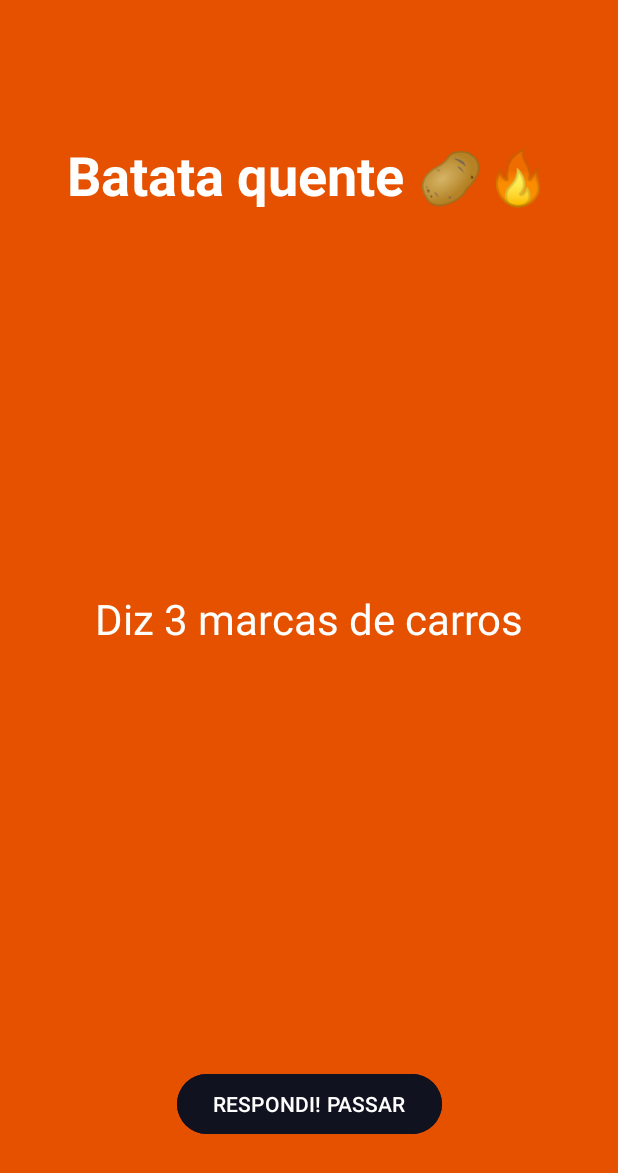
After one commit to GuilhermeBernini/DSSMV_ProjectDroid_1250853_1251002, an Android app: the BatataQuenteActivity screen opened directly, with no data from a screen before it, on a phone screen of 412 x 824 dp. The commit adds this screen. Shown: the top 1173 px of the screen. Run offline under Robolectric (Android 15) with nearby library versions, the phone set to English and light mode, and no system bars.

Commit message:
Jogo Batata quente com perguntas do DesafioRepository

```diff
--- a/app/src/main/AndroidManifest.xml
+++ b/app/src/main/AndroidManifest.xml
@@ -12,6 +12,9 @@
             android:label="SpinParty"
             android:supportsRtl="true"
             android:theme="@style/Theme.SpinParty">
+        <activity
+                android:name=".BatataQuenteActivity"
+                android:exported="false"/>
         <activity
                 android:name=".ReflexosActivity"
                 android:exported="false"/>
--- /dev/null
+++ b/app/src/main/java/com/example/spinparty/BatataQuenteActivity.java
@@ -0,0 +1,113 @@
+package com.example.spinparty;
+
+import android.graphics.Color;
+import android.os.*;
+import android.view.View;
+import android.widget.Button;
+import android.widget.TextView;
+
+import androidx.activity.EdgeToEdge;
+import androidx.appcompat.app.AppCompatActivity;
+import androidx.core.graphics.Insets;
+import androidx.core.view.ViewCompat;
+import androidx.core.view.WindowInsetsCompat;
+
+import com.example.spinparty.data.DesafioRepository;
+import com.example.spinparty.model.Desafio;
+
+import java.util.List;
+import java.util.Random;
+
+public class BatataQuenteActivity extends AppCompatActivity {
+
+    // ===== VARIÁVEIS =====
+    private View fundo;               // o ecrã todo, para mudar a cor
+    private TextView tvTitulo;
+    private TextView tvPergunta;
+    private Button btnPassar;
+    private Button btnRepetir;
+
+    private List<Desafio> desafios;   // as perguntas da Batata quente
+    private Handler handler = new Handler(Looper.getMainLooper());
+    private Random random = new Random();
+
+    @Override
+    protected void onCreate(Bundle savedInstanceState) {
+        super.onCreate(savedInstanceState);
+        EdgeToEdge.enable(this);
+        setContentView(R.layout.activity_batata_quente);
+        ViewCompat.setOnApplyWindowInsetsListener(findViewById(R.id.main), (v, insets) -> {
+            Insets systemBars = insets.getInsets(WindowInsetsCompat.Type.systemBars());
+            v.setPadding(systemBars.left, systemBars.top, systemBars.right, systemBars.bottom);
+            return insets;
+        });
+
+        // 1. ir buscar os elementos do layout
+        fundo = findViewById(R.id.main);
+        tvTitulo = findViewById(R.id.tvTitulo);
+        tvPergunta = findViewById(R.id.tvPergunta);
+        btnPassar = findViewById(R.id.btnPassar);
+        btnRepetir = findViewById(R.id.btnRepetir);
+
+        // 2. título que veio da SpinActivity
+        String nome = getIntent().getStringExtra("nome");
+        if (nome != null) {
+            tvTitulo.setText(nome);
+        }
+
+        // 3. ir buscar as perguntas ao repositório
+        desafios = new DesafioRepository().getDesafios("batata_quente");
+
+        // 4. botões
+        btnPassar.setOnClickListener(v -> mostrarPergunta());
+        btnRepetir.setOnClickListener(v -> comecarRonda());
+    }
+
+    // ===== CICLO DE VIDA =====
+    @Override
+    protected void onResume() {
+        super.onResume();
+        comecarRonda();                               // ao abrir o ecrã, começa logo
+    }
+
+    @Override
+    protected void onPause() {
+        super.onPause();
+        handler.removeCallbacksAndMessages(null);     // se sair do ecrã, a bomba não explode
+    }
+
+    // ===== JOGO =====
+    private void comecarRonda() {
+        handler.removeCallbacksAndMessages(null);     // cancela alguma bomba antiga
+        fundo.setBackgroundColor(Color.parseColor("#E65100"));
+        btnPassar.setVisibility(View.VISIBLE);
+        btnRepetir.setVisibility(View.GONE);
+        mostrarPergunta();
+
+        int tempo = 15000 + random.nextInt(15000);    // entre 15 e 30 segundos, escondido
+        handler.postDelayed(this::explodir, tempo);
+    }
+
+    private void mostrarPergunta() {
+        if (desafios.isEmpty()) {
+            tvPergunta.setText("Sem perguntas 😅");
+            return;
+        }
+        Desafio d = desafios.get(random.nextInt(desafios.size()));
+        tvPergunta.setText(d.getTexto());
+    }
+
+    private void explodir() {
+        fundo.setBackgroundColor(Color.parseColor("#C62828"));
+        tvPergunta.setText("BOOM! 💥\nQuem tem o telemóvel perdeu!");
+        btnPassar.setVisibility(View.GONE);
+        btnRepetir.setVisibility(View.VISIBLE);
+        vibrate();
+    }
+
+    private void vibrate() {
+        Vibrator vibrator = getSystemService(Vibrator.class);
+        vibrator.vibrate(VibrationEffect.createOneShot(1000, VibrationEffect.DEFAULT_AMPLITUDE));
+    }
+
+}
--- a/app/src/main/java/com/example/spinparty/SpinActivity.java
+++ b/app/src/main/java/com/example/spinparty/SpinActivity.java
@@ -123,6 +123,10 @@ public class SpinActivity extends AppCompatActivity implements SensorEventListen
             Intent intent = new Intent(this, ReflexosActivity.class);
             intent.putExtra("nome", jogo.getNome());
             startActivity(intent);
+        }else if (jogo.getTipo().equals("batata_quente")){
+            Intent intent = new Intent(this, BatataQuenteActivity.class);
+            intent.putExtra("nome", jogo.getNome());
+            startActivity(intent);
         }else{
             Toast.makeText(this, "Em breve: " + jogo.getNome(), Toast.LENGTH_SHORT).show();
         }
--- /dev/null
+++ b/app/src/main/java/com/example/spinparty/data/DesafioRepository.java
@@ -0,0 +1,28 @@
+package com.example.spinparty.data;
+
+import com.example.spinparty.model.Desafio;
+
+import java.util.ArrayList;
+import java.util.List;
+
+public class DesafioRepository {
+
+    public List<Desafio> getDesafios(String tipo) {
+        // todas as perguntas (por agora fixas, depois vêm do servidor)
+        List<Desafio> todos = new ArrayList<>();
+        todos.add(new Desafio("Diz 3 capitais europeias", "", "batata_quente"));
+        todos.add(new Desafio("Diz 3 marcas de carros", "", "batata_quente"));
+        todos.add(new Desafio("Diz uma palavra que rime com 'batata'", "", "batata_quente"));
+        todos.add(new Desafio("Diz 3 licenciaturas no ISEP", "", "batata_quente"));
+        todos.add(new Desafio("Diz qual é que é o animal mais alto do mundo", "girafa", "batata_quente"));
+
+        // ficar só com as do jogo pedido
+        List<Desafio> resultado = new ArrayList<>();
+        for (Desafio d : todos) {
+            if (d.getMinijogo().equals(tipo)) {
+                resultado.add(d);
+            }
+        }
+        return resultado;
+    }
+}
--- /dev/null
+++ b/app/src/main/java/com/example/spinparty/model/Desafio.java
@@ -0,0 +1,26 @@
+package com.example.spinparty.model;
+
+public class Desafio {
+    private String texto;      // a pergunta
+    private String resposta;   // a resposta (pode ficar vazia)
+    private String minijogo;   // o tipo do jogo, ex: "batata_quente"
+
+    public String getTexto() {
+        return texto;
+    }
+
+    public String getResposta() {
+        return resposta;
+    }
+
+    public String getMinijogo() {
+        return minijogo;
+    }
+
+    public Desafio(String texto, String resposta, String minijogo) {
+        this.texto = texto;
+        this.resposta = resposta;
+        this.minijogo = minijogo;
+
+    }
+}
--- /dev/null
+++ b/app/src/main/res/layout/activity_batata_quente.xml
@@ -0,0 +1,64 @@
+<?xml version="1.0" encoding="utf-8"?>
+<androidx.constraintlayout.widget.ConstraintLayout
+        xmlns:android="http://schemas.android.com/apk/res/android"
+        xmlns:tools="http://schemas.android.com/tools"
+        xmlns:app="http://schemas.android.com/apk/res-auto"
+        android:id="@+id/main"
+        android:background="#E65100"
+        android:layout_width="match_parent"
+        android:layout_height="match_parent"
+        tools:context=".BatataQuenteActivity">
+
+    <TextView
+            android:id="@+id/tvTitulo"
+            android:layout_width="wrap_content"
+            android:layout_height="wrap_content"
+            android:text="Batata quente 🥔🔥"
+            android:textColor="#FFFFFF"
+            android:textSize="36sp"
+            android:textStyle="bold"
+            android:layout_marginTop="92dp"
+            app:layout_constraintTop_toTopOf="parent"
+            app:layout_constraintStart_toStartOf="parent"
+            app:layout_constraintEnd_toEndOf="parent"/>
+
+    <TextView
+            android:id="@+id/tvPergunta"
+            android:layout_width="wrap_content"
+            android:layout_height="wrap_content"
+            android:text="Pergunta"
+            android:textColor="#FFFFFF"
+            android:textSize="28sp"
+            android:gravity="center"
+            android:padding="24dp"
+            app:layout_constraintTop_toTopOf="parent"
+            app:layout_constraintBottom_toBottomOf="parent"
+            app:layout_constraintStart_toStartOf="parent"
+            app:layout_constraintEnd_toEndOf="parent"/>
+
+    <Button
+            android:id="@+id/btnPassar"
+            android:layout_width="wrap_content"
+            android:layout_height="wrap_content"
+            android:text="RESPONDI! PASSAR"
+            android:backgroundTint="#10121F"
+            android:textColor="#FFFFFF"
+            android:layout_marginBottom="64dp"
+            app:layout_constraintBottom_toBottomOf="parent"
+            app:layout_constraintStart_toStartOf="parent"
+            app:layout_constraintEnd_toEndOf="parent"/>
+
+    <Button
+            android:id="@+id/btnRepetir"
+            android:layout_width="wrap_content"
+            android:layout_height="wrap_content"
+            android:text="JOGAR OUTRA VEZ"
+            android:backgroundTint="#10121F"
+            android:textColor="#FFFFFF"
+            android:visibility="gone"
+            android:layout_marginBottom="64dp"
+            app:layout_constraintBottom_toBottomOf="parent"
+            app:layout_constraintStart_toStartOf="parent"
+            app:layout_constraintEnd_toEndOf="parent"/>
+
+</androidx.constraintlayout.widget.ConstraintLayout>
```
